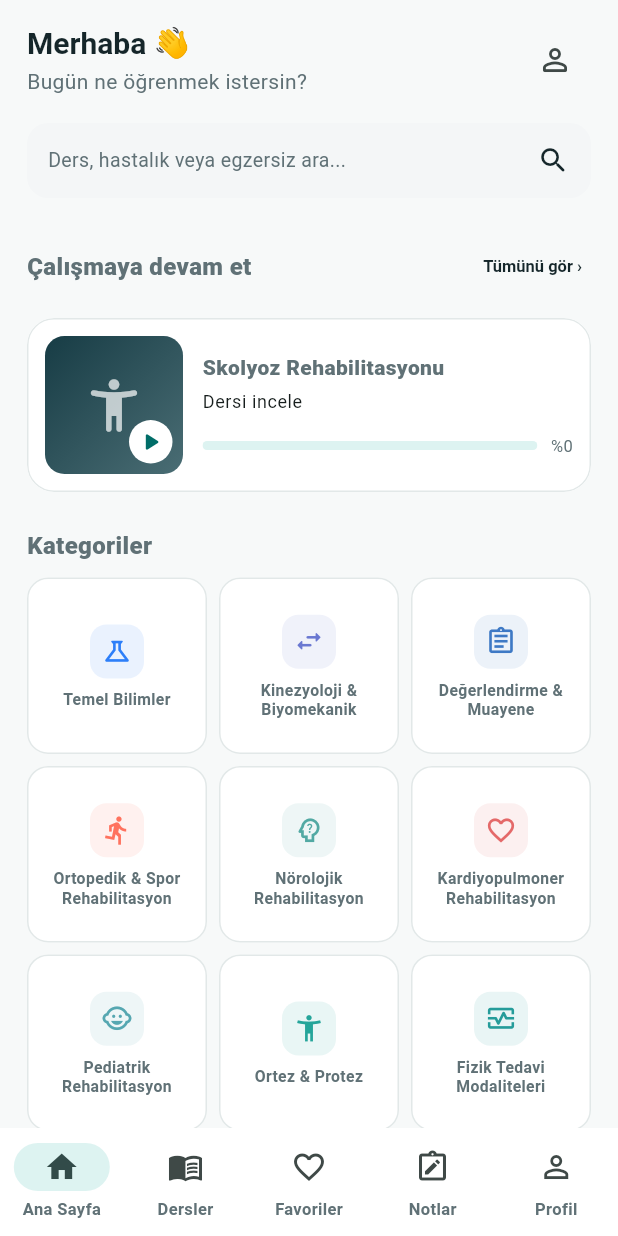
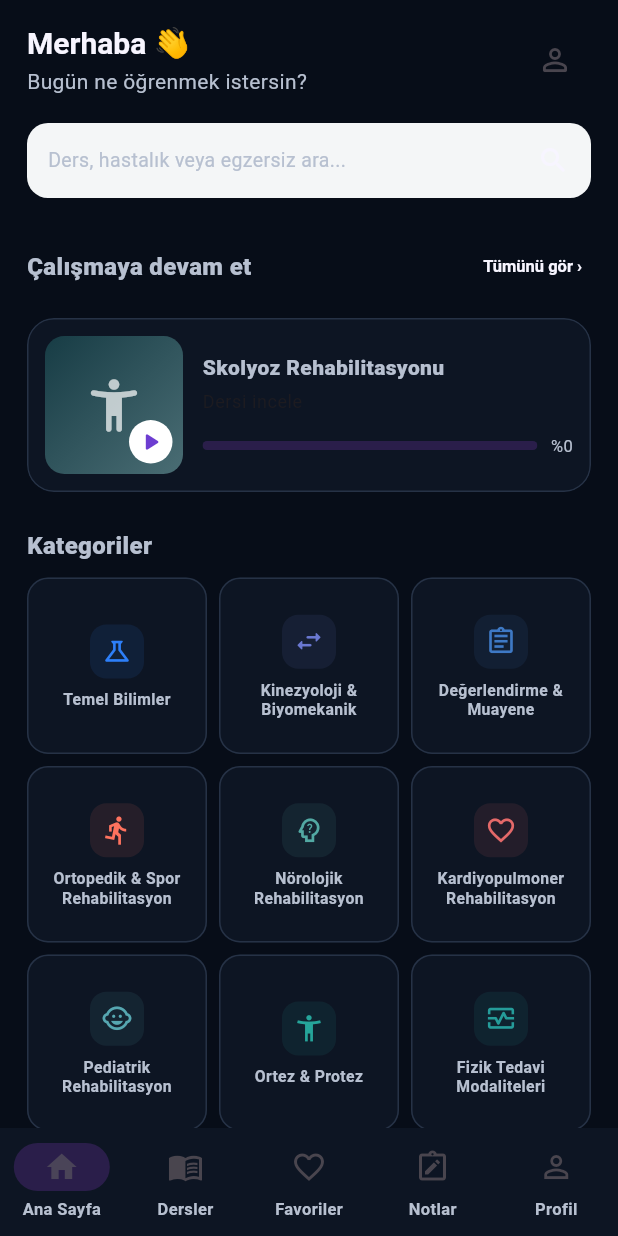
Before and after one commit to fztonurcan-cloud/FTR-Rebuild, a Flutter app: the screen it shows after launch, on a phone screen of 412 x 824 dp. Run offline on Flutter 3.47's test engine with Material 3 defaults, Android fonts, the phone set to English and light mode, and no system bars; our stand-ins replace flutter_html, flutter_riverpod, go_router, in_app_purchase, supabase_flutter; accounts and stored records are empty.

Commit message:
Adopt FTR Akademi dark academic palette

```diff
--- a/phase_04/ftr_app/lib/core/theme/app_colors.dart
+++ b/phase_04/ftr_app/lib/core/theme/app_colors.dart
@@ -1,16 +1,20 @@
 import 'package:flutter/material.dart';
 
 abstract final class AppColors {
-  static const primary700 = Color(0xFF006D68);
-  static const primary600 = Color(0xFF087F79);
-  static const primary100 = Color(0xFFDDF3F1);
-  static const primary50 = Color(0xFFF0FAF9);
-  static const premium = Color(0xFFE9A72F);
-  static const background = Color(0xFFF7F9F9);
-  static const surface = Colors.white;
-  static const textPrimary = Color(0xFF15262A);
-  static const textSecondary = Color(0xFF607176);
-  static const border = Color(0xFFE2E8E8);
-  static const success = Color(0xFF237A57);
-  static const danger = Color(0xFFB84242);
+  // FTR Akademi — koyu akademik tema
+  static const primary700 = Color(0xFF6D3DD1);
+  static const primary600 = Color(0xFF8B5CF6);
+  static const primary100 = Color(0xFF2A1E4A);
+  static const primary50 = Color(0xFF17152B);
+  static const premium = Color(0xFFF4C15D);
+
+  static const background = Color(0xFF070D18);
+  static const surface = Color(0xFF0D1523);
+  static const surfaceRaised = Color(0xFF111C2C);
+  static const textPrimary = Color(0xFFF7F5FF);
+  static const textSecondary = Color(0xFFB7C0D0);
+  static const border = Color(0xFF263246);
+
+  static const success = Color(0xFF45C48B);
+  static const danger = Color(0xFFE36A6A);
 }
```
